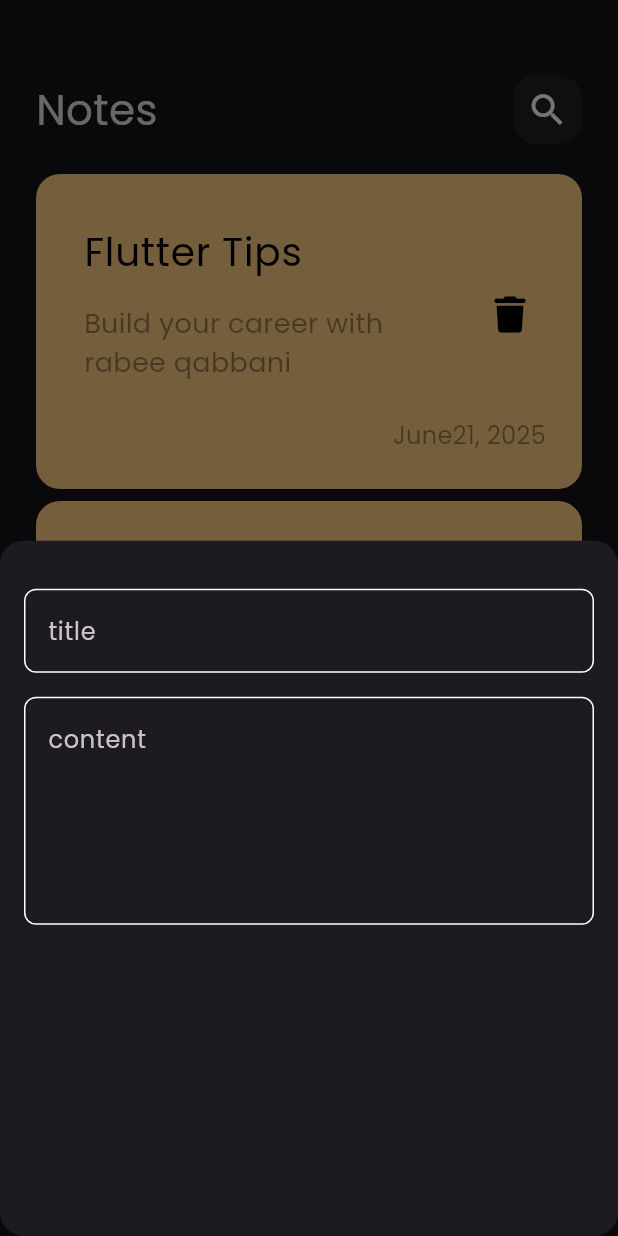
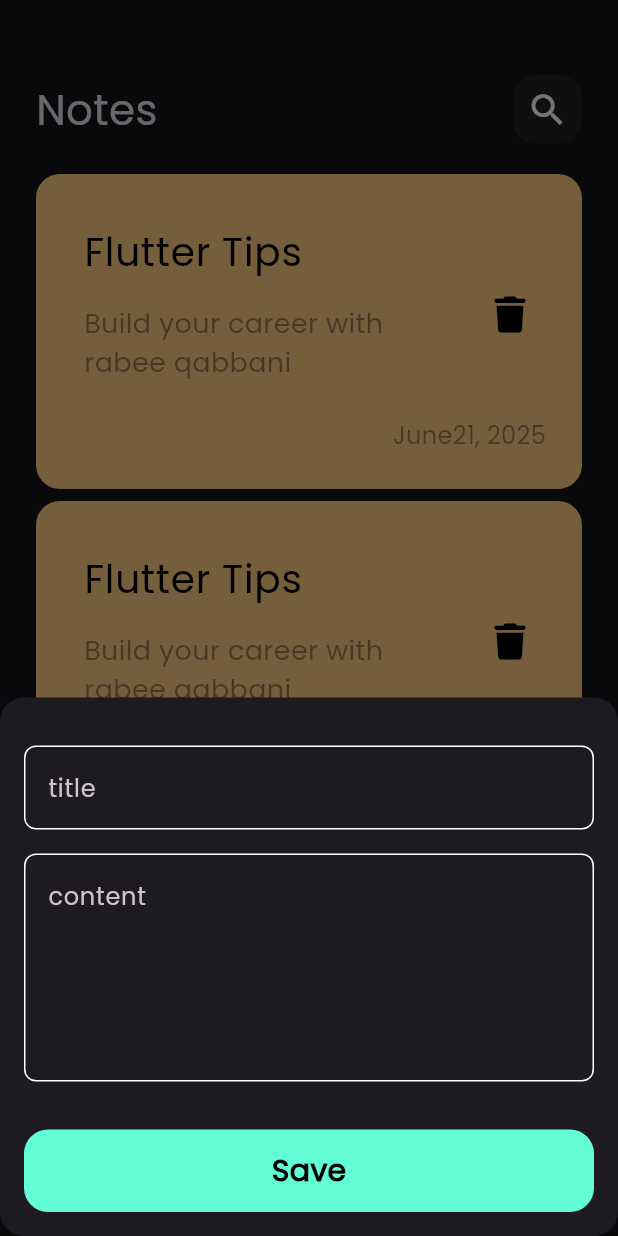
Before and after one commit to RabeeQabbani/notes_app, a Flutter app: the screen it shows after launch, after a tap on the "add" icon, on a phone screen of 412 x 824 dp. Run offline on Flutter 3.47's test engine with Material 3 defaults, Android fonts, the phone set to English and light mode, and no system bars; our stand-ins replace font_awesome_flutter.

Commit message:
finish notes bottom sheet

```diff
--- a/lib/views/notes_view.dart
+++ b/lib/views/notes_view.dart
@@ -1,4 +1,5 @@
 import 'package:flutter/material.dart';
+import 'package:notes_app/constants.dart';
 import 'package:notes_app/views/widgets/add_note_bottom_sheet.dart';
 import 'package:notes_app/views/widgets/notes_view_body.dart';
 
@@ -9,7 +10,7 @@ class NotesView extends StatelessWidget {
   Widget build(BuildContext context) {
     return Scaffold(
       floatingActionButton: FloatingActionButton(
-        backgroundColor: Colors.black,
+        backgroundColor: primaryColor,
         shape: CircleBorder(),
         onPressed: () {
           showModalBottomSheet(
@@ -22,7 +23,7 @@ class NotesView extends StatelessWidget {
             },
           );
         },
-        child: Icon(Icons.add),
+        child: Icon(Icons.add, color: Colors.white),
       ),
       body: const NotesViewBody(),
     );
--- a/lib/views/widgets/add_note_bottom_sheet.dart
+++ b/lib/views/widgets/add_note_bottom_sheet.dart
@@ -1,4 +1,5 @@
 import 'package:flutter/material.dart';
+import 'package:notes_app/views/widgets/custom_button.dart';
 import 'package:notes_app/views/widgets/custom_text_field.dart';
 
 class AddNoteBottomSheet extends StatelessWidget {
@@ -8,13 +9,23 @@ class AddNoteBottomSheet extends StatelessWidget {
   Widget build(BuildContext context) {
     return Padding(
       padding: const EdgeInsets.symmetric(horizontal: 16),
+      child: SingleChildScrollView(
+        scrollDirection: Axis.vertical,
         child: Column(
           children: const [
             SizedBox(height: 32),
             CustomTextField(hintText: 'title'),
             SizedBox(height: 16),
             CustomTextField(hintText: 'content', maxLines: 5),
+            //don't use spacer in singleChildScrollView because
+            //spacer tell the column to expnad himself on his widgets
+            //and singleChildScrollView tell the column to shrink himself on his widgets
+            //Spacer(),
+            SizedBox(height: 32),
+            CustomButton(),
+            SizedBox(height: 16),
           ],
+        ),
       ),
     );
   }
--- /dev/null
+++ b/lib/views/widgets/custom_button.dart
@@ -0,0 +1,28 @@
+import 'package:flutter/material.dart';
+import 'package:notes_app/constants.dart';
+
+class CustomButton extends StatelessWidget {
+  const CustomButton({super.key});
+
+  @override
+  Widget build(BuildContext context) {
+    return Container(
+      width: MediaQuery.of(context).size.width,
+      height: 55,
+      decoration: BoxDecoration(
+        color: primaryColor,
+        borderRadius: BorderRadius.circular(16),
+      ),
+      child: Center(
+        child: Text(
+          "Save",
+          style: TextStyle(
+            color: Colors.black,
+            fontSize: 20,
+            fontWeight: FontWeight.bold,
+          ),
+        ),
+      ),
+    );
+  }
+}
--- a/lib/views/widgets/custom_text_field.dart
+++ b/lib/views/widgets/custom_text_field.dart
@@ -14,7 +14,6 @@ class CustomTextField extends StatelessWidget {
       maxLines: maxLines,
       decoration: InputDecoration(
         hintText: hintText,
-
         //hintStyle: const TextStyle(color: primaryColor),
         border: buildBorder(),
         enabledBorder: buildBorder(),
```
Lines whose indentation alone changed are shown as unchanged.
